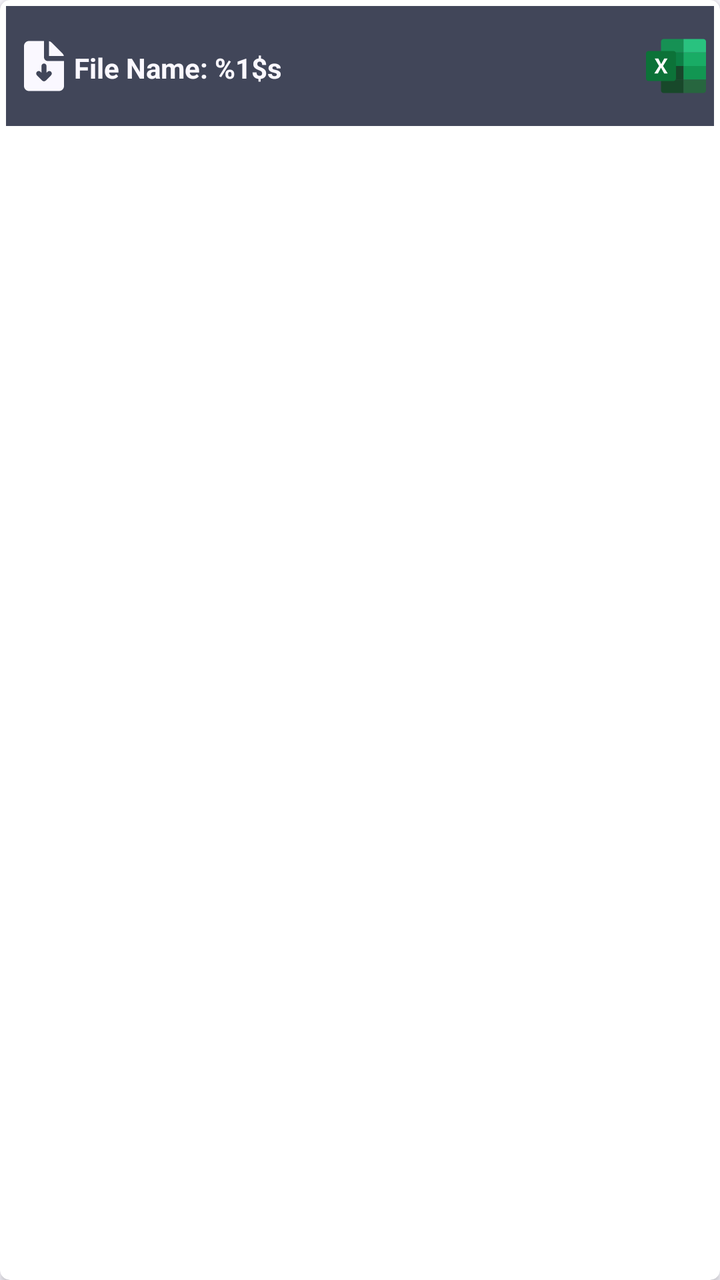
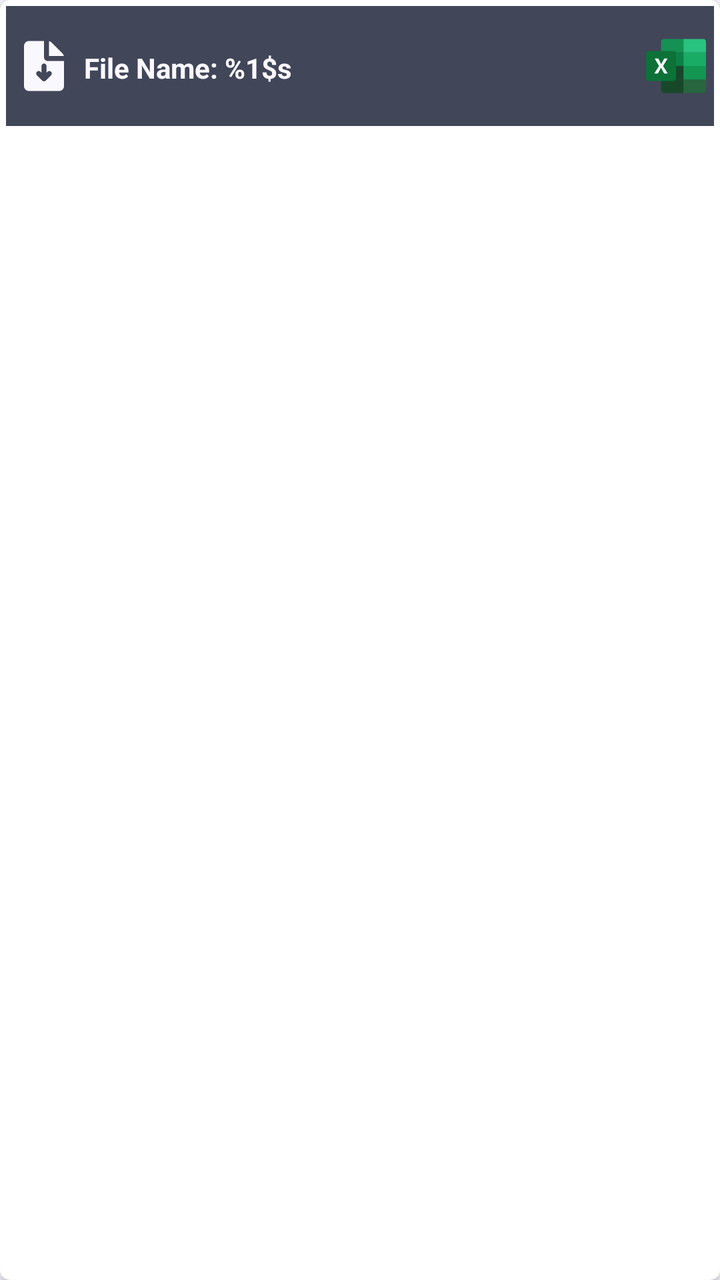

Two renders of the same Android screen: before a commit and after it. Below are the layout's source before the change and the commit's diff.
<!-- AndroidManifest.xml: application theme Theme.Iotequipment -->
<!-- res/layout/item_equipment_attachment.xml -->
<?xml version="1.0" encoding="utf-8"?>
<androidx.cardview.widget.CardView
    xmlns:android="http://schemas.android.com/apk/res/android"
    xmlns:app="http://schemas.android.com/apk/res-auto"
    xmlns:tools="http://schemas.android.com/tools"
    android:layout_width="match_parent"
    android:layout_margin="5dp"
    android:layout_height="wrap_content"
    android:elevation="4dp"
    app:cardBackgroundColor="@color/white"
    app:cardCornerRadius="5dp"
    android:layout_marginBottom="8dp"
    >

    <androidx.constraintlayout.widget.ConstraintLayout
        android:id="@+id/base_attachment"
        android:layout_width="match_parent"
        android:layout_height="60dp"
        android:layout_margin="3dp"
        android:background="@color/md_theme_onSecondaryContainer"
        android:orientation="vertical">

        <TextView
            android:id="@+id/txt_attachment"
            android:layout_width="0dp"
            android:layout_height="wrap_content"
            android:layout_marginEnd="4dp"
            android:text="@string/equipment_label_attachment"
            android:textColor="@color/md_theme_background"
            android:textSize="14sp"
            android:textStyle="bold"
            app:layout_constraintBottom_toBottomOf="parent"
            app:layout_constraintEnd_toStartOf="@+id/ic_attachment"
            app:layout_constraintStart_toEndOf="@+id/downloadIcon"
            app:layout_constraintTop_toTopOf="parent"
            app:layout_constraintVertical_bias="0.523" />

        <ImageView
            android:id="@+id/ic_attachment"
            android:layout_width="30dp"
            android:layout_height="30dp"
            android:layout_marginEnd="4dp"
            app:layout_constraintBottom_toBottomOf="parent"
            app:layout_constraintEnd_toEndOf="parent"
            app:layout_constraintTop_toTopOf="parent"
            app:srcCompat="@drawable/ic_exel" />

        <ProgressBar
            android:id="@+id/download_progressBar"
            style="?android:attr/progressBarStyle"
            android:layout_width="40dp"
            android:layout_height="40dp"
            android:visibility="gone"
            android:indeterminateTint="@color/ic_launcher_background"
            app:layout_constraintBottom_toBottomOf="parent"
            app:layout_constraintEnd_toEndOf="parent"
            app:layout_constraintStart_toStartOf="parent"
            app:layout_constraintTop_toTopOf="parent" />

        <ImageView
            android:id="@+id/downloadIcon"
            android:layout_width="30dp"
            android:layout_height="30dp"
            android:layout_marginStart="4dp"
            app:layout_constraintBottom_toBottomOf="parent"
            app:layout_constraintStart_toStartOf="parent"
            app:layout_constraintTop_toTopOf="parent"
            app:srcCompat="@drawable/ic_download" />


    </androidx.constraintlayout.widget.ConstraintLayout>
</androidx.cardview.widget.CardView>
<!-- resources referenced by this layout -->
<resources>
  <color name="ic_launcher_background">#FFFFFF</color>
  <color name="md_theme_background">#FAF8FF</color>
  <color name="md_theme_onSecondaryContainer">#414659</color>
  <color name="white">#FFFFFFFF</color>
  <!-- drawable ic_download (drawable) -->
  <vector xmlns:android="http://schemas.android.com/apk/res/android"
      android:width="64dp"
      android:height="64dp"
      android:viewportWidth="24"
      android:viewportHeight="24">
    <path
        android:pathData="M12,2L12,8.5C12,9.328 12.672,10 13.5,10L13.5,10L20,10L20,20C20,21.105 19.105,22 18,22L18,22L6,22C4.895,22 4,21.105 4,20L4,20L4,4C4,2.895 4.895,2 6,2L6,2L12,2ZM12,11C11.448,11 11,11.448 11,12L11,12L11,14.708L10.586,14.294C10.195,13.904 9.562,13.904 9.172,14.294C8.781,14.685 8.781,15.318 9.172,15.708L9.172,15.708L11.293,17.83C11.683,18.22 12.317,18.22 12.707,17.83L12.707,17.83L14.828,15.708C15.219,15.318 15.219,14.685 14.828,14.294C14.438,13.904 13.805,13.904 13.414,14.294L13.414,14.294L13,14.708L13,12C13,11.448 12.552,11 12,11ZM14,2.043C14.376,2.123 14.724,2.31 15,2.586L15,2.586L19.414,7C19.69,7.276 19.877,7.624 19.957,8L19.957,8L14,8Z"
        android:strokeWidth="1"
        android:fillColor="@color/md_theme_background"
        android:fillType="evenOdd"
        android:strokeColor="#00000000"/>
  </vector>
  <!-- drawable ic_exel (drawable) -->
  <vector xmlns:android="http://schemas.android.com/apk/res/android"
      android:width="30dp"
      android:height="28dp"
      android:viewportWidth="30"
      android:viewportHeight="28">
    <path
        android:pathData="M18.75,0.5H8.808C8.086,0.5 7.5,1.086 7.5,1.808V7.252H18.75V0.5Z"
        android:fillColor="#169154"/>
    <path
        android:pathData="M7.5,20.791V26.192C7.5,26.914 8.086,27.5 8.807,27.5H18.75V20.791H7.5Z"
        android:fillColor="#18482A"/>
    <path
        android:pathData="M7.5,7.252H18.75V14.004H7.5V7.252Z"
        android:fillColor="#0C8045"/>
    <path
        android:pathData="M7.5,14.004H18.75V20.791H7.5V14.004Z"
        android:fillColor="#17472A"/>
    <path
        android:pathData="M28.692,0.5H18.75V7.252H30V1.808C30,1.086 29.414,0.5 28.692,0.5Z"
        android:fillColor="#29C27F"/>
    <path
        android:pathData="M18.75,20.791V27.5H28.693C29.414,27.5 30,26.914 30,26.193V20.791L18.75,20.791Z"
        android:fillColor="#27663F"/>
    <path
        android:pathData="M18.75,7.252H30V14.004L18.75,14.004V7.252Z"
        android:fillColor="#19AC65"/>
    <path
        android:pathData="M18.75,14.004L30,14.004V20.791L18.75,20.791V14.004Z"
        android:fillColor="#129652"/>
    <path
        android:pathData="M13.739,21.5H1.261C0.565,21.5 0,20.935 0,20.239V7.761C0,7.065 0.565,6.5 1.261,6.5H13.739C14.435,6.5 15,7.065 15,7.761V20.239C15,20.935 14.435,21.5 13.739,21.5Z"
        android:fillColor="#0C7238"/>
    <path
        android:pathData="M4.355,10.25H6.145L7.597,13.066L9.131,10.25H10.803L8.5,14L10.856,17.75H9.092L7.51,14.802L5.934,17.75H4.144L6.539,13.986L4.355,10.25Z"
        android:fillColor="#ffffff"/>
  </vector>
  <string name="equipment_label_attachment">File Name: %1$s</string>
  <style name="Theme.Iotequipment" parent="Base.Theme.Iotequipment" />
  <style name="Base.Theme.Iotequipment" parent="Theme.Material3.Light.NoActionBar">
          <item name="fontFamily">@font/iran_yekan_regular</item>
          
          
          <item name="colorPrimary">@color/md_theme_primary</item>
          <item name="android:colorBackground">@color/md_theme_background</item>
  
  
      </style>
  <color name="md_theme_primary">#0055EF</color>
</resources>

<!-- the commit's change to res/layout/item_equipment_attachment.xml (unified diff, before → after) -->
@@ -24,10 +24,13 @@
             android:id="@+id/txt_attachment"
             android:layout_width="0dp"
             android:layout_height="wrap_content"
+            android:layout_marginStart="5dp"
             android:layout_marginEnd="4dp"
             android:text="@string/equipment_label_attachment"
             android:textColor="@color/md_theme_background"
             android:textSize="14sp"
+            android:ellipsize="end"
+            android:maxLines="1"
             android:textStyle="bold"
             app:layout_constraintBottom_toBottomOf="parent"
             app:layout_constraintEnd_toStartOf="@+id/ic_attachment"
